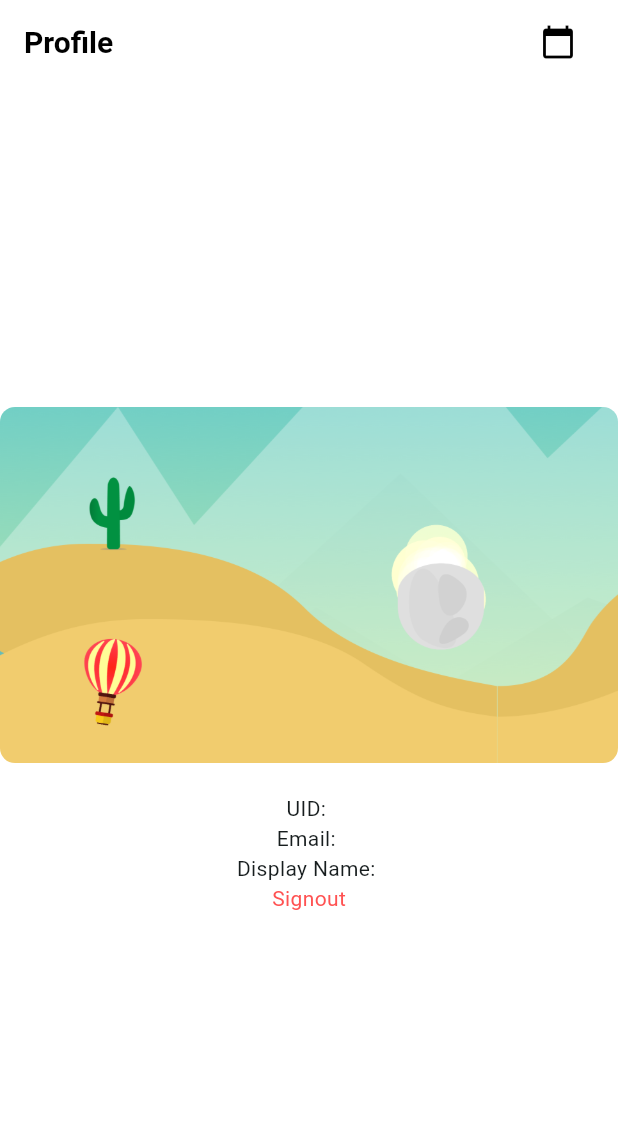
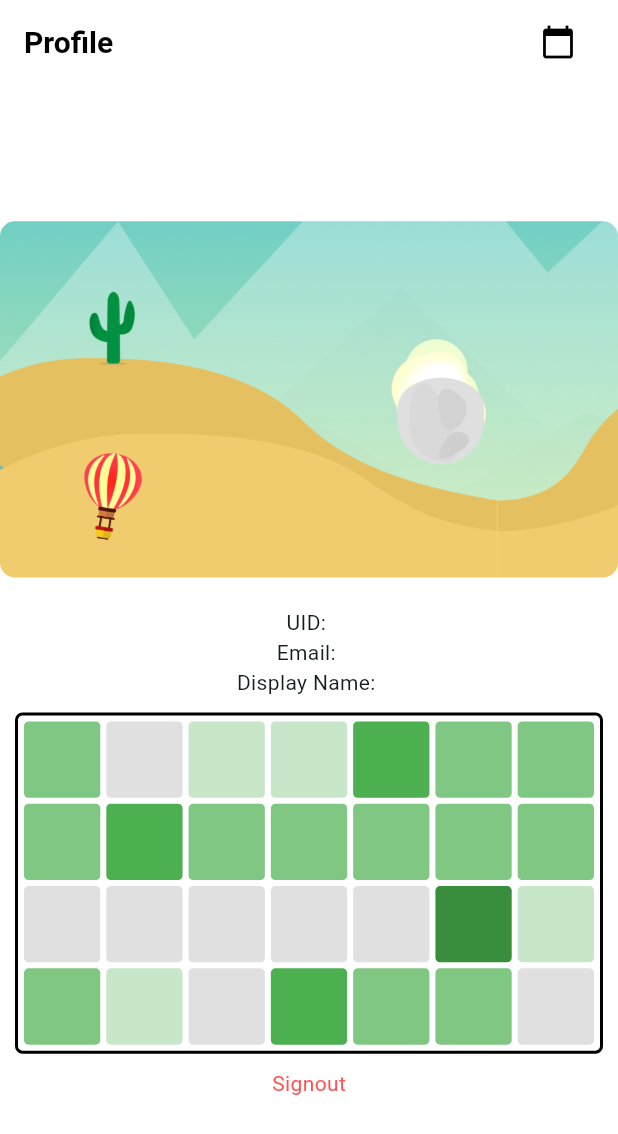
Before and after one commit to dw0nji/task_manager_2, a Flutter app: the ProfilePage screen opened by its route, on a phone screen of 412 x 824 dp. Shown: the top 1134 px of the screen. Run offline on Flutter 3.47's test engine with Material 3 defaults, Android fonts, the phone set to English and light mode, and no system bars; our stand-ins replace cloud_firestore, date_field, firebase_auth, firebase_core, go_router, google_sign_in and 1 more; missing offline and left inert: dart:ffi; accounts and stored records are empty; network calls fail.

Commit message:
Github inspired task (commit) stat tracker

```diff
--- a/lib/Controllers/MainController.dart
+++ b/lib/Controllers/MainController.dart
@@ -32,14 +32,12 @@ class MainController extends ChangeNotifier {
 
   get getAuth => _auth; //encapsulation for security, not allowing anyone to change _auth
 
-
-
   HashSet<Task> getTasks(DateTime? date) {
     return date == null ? _user.getTasks() : _user.getTasksByDay(date!);
   }
-
   void addTask(Task task) {
     _user.addTask(task);
+    _user.addTaskDb(task);
     notifyListeners(); //notifies everyone listening to update
   }
   void removeTask(Task task){
--- a/lib/Model/User.dart
+++ b/lib/Model/User.dart
@@ -105,6 +105,19 @@ class User {
     }
 
   }
+  Future<void> addTaskDb(Task task) async {
+    DocumentReference userRef = _db.doc('/User/$username');
+
+    final docRef = _db
+        .collection("Tasks")
+        .withConverter<Task>(
+      fromFirestore: Task.fromFirestore,
+      toFirestore: (Task task, _) => task.toFirestore(userRef),
+    );
+    docRef.add(task);
+
+
+  }
 
   void removeTaskDb() {
     // Logic to remove tasks from the database
--- a/lib/Views/ProfilePage.dart
+++ b/lib/Views/ProfilePage.dart
@@ -1,5 +1,6 @@
 import 'package:flutter/material.dart';
 import 'package:firebase_auth/firebase_auth.dart';
+import 'package:task_manager/Views/components/dayStats.dart';
 
 class ProfilePage extends StatelessWidget {
   const ProfilePage({super.key});
@@ -44,6 +45,7 @@ class ProfilePage extends StatelessWidget {
             Text('UID: ${user.uid}'),
             Text('Email: ${user.email ?? 'No email'}'),
             Text('Display Name: ${user.displayName ?? 'No display name'}'),
+            DayStatWidget(taskCounts: [5,0,1,2,7,3,4,5,6,3,4,5,3,4,0,0,0,0,0,10,2,3,1,0,7,5,3,0],),
             GestureDetector(
               onTap: () async {
                 FirebaseAuth.instance.signOut();
--- a/lib/Views/authPage.dart
+++ b/lib/Views/authPage.dart
@@ -17,7 +17,7 @@ class AuthPage extends StatelessWidget {
       body: StreamBuilder<User?>(
         stream: FirebaseAuth.instance.authStateChanges(),
         builder: (context, snapshot) {
-          //return LoginOrRegisterPage();
+          //return CalendarScene();
           if (snapshot.hasData) { // If user is logged in
             return CalendarScene(); // Fix
           } else {
--- /dev/null
+++ b/lib/Views/components/dayStats.dart
@@ -0,0 +1,51 @@
+import 'package:flutter/cupertino.dart';
+import 'package:flutter/material.dart';
+
+import 'package:flutter/material.dart';
+import 'dart:math';
+
+class DayStatWidget extends StatelessWidget {
+  final List<int> taskCounts;
+
+  const DayStatWidget({super.key, required this.taskCounts});
+
+  Color getCommitColor(int count) {
+    if (count == 0) return Colors.grey[300]!;
+    if (count < 3) return Colors.green[100]!;
+    if (count < 6) return Colors.green[300]!;
+    if (count < 10) return Colors.green[500]!;
+    return Colors.green[700]!;
+  }
+
+  @override
+  Widget build(BuildContext context) {
+    return Container(
+      margin: EdgeInsets.all(10),
+      decoration: BoxDecoration(
+        border: Border.all(color: Colors.black, width: 2),
+        borderRadius: BorderRadius.circular(5),
+      ),
+      padding: EdgeInsets.all(4),
+      child: GridView.builder(
+        shrinkWrap: true,
+        physics: NeverScrollableScrollPhysics(),
+        gridDelegate: SliverGridDelegateWithFixedCrossAxisCount(
+          crossAxisCount: 7, // Represents days of the week
+          crossAxisSpacing: 4,
+          mainAxisSpacing: 4,
+        ),
+        itemCount: taskCounts.length,
+        itemBuilder: (context, index) {
+          return Container(
+            width: 10,
+            height: 10,
+            decoration: BoxDecoration(
+              color: getCommitColor(taskCounts[index]),
+              borderRadius: BorderRadius.circular(3),
+            ),
+          );
+        },
+      ),
+    );
+  }
+}
--- a/lib/Views/widgets/multipleTask.dart
+++ b/lib/Views/widgets/multipleTask.dart
@@ -27,9 +27,6 @@ class _MultipleTaskState extends State<MultipleTask> {
         setState(() {
           //print("setting state with ${expanded}");
           isOpen = expanded;
-
-
-
         });
       },
       children: [
```
